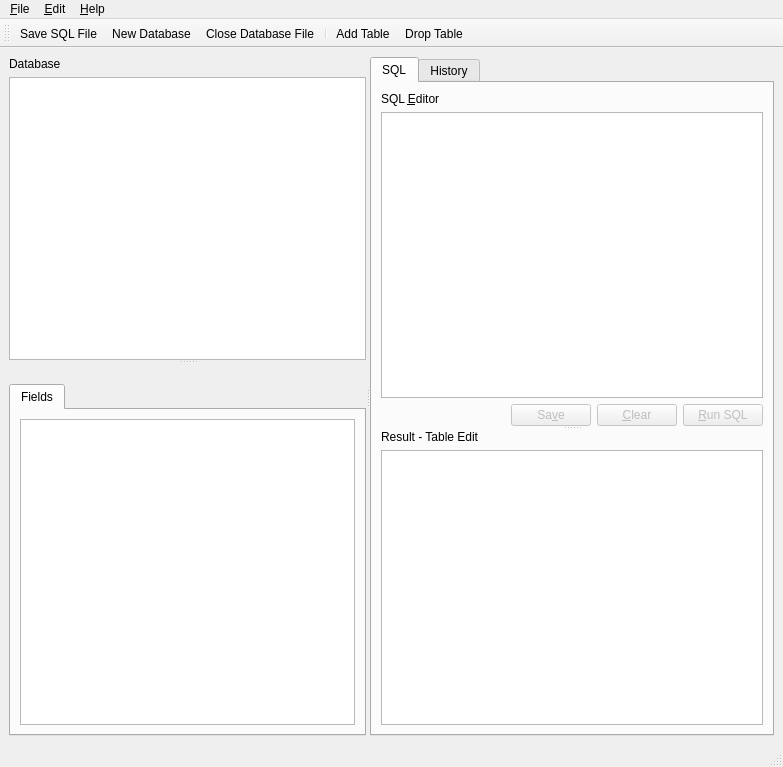
Above: trunk/ui/MainWindow.ui from BackupTheBerlios/sqliteadmin-svn before the change. Below: the same form after it.
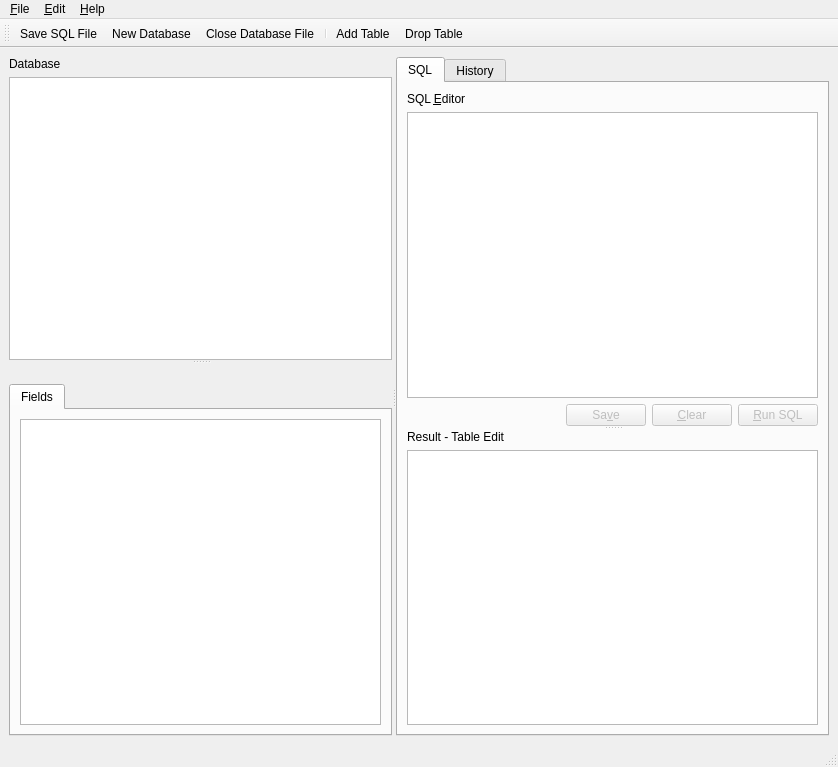
That is the form after the change. Icons and pictures are not drawn. Custom widgets are drawn as their Qt base class.

What changed in the file:
```diff
--- a/trunk/ui/MainWindow.ui
+++ b/trunk/ui/MainWindow.ui
@@ -5,7 +5,7 @@
    <rect>
     <x>0</x>
     <y>0</y>
-    <width>783</width>
+    <width>838</width>
     <height>767</height>
    </rect>
   </property>
@@ -378,7 +378,7 @@
     <rect>
      <x>0</x>
      <y>0</y>
-     <width>783</width>
+     <width>838</width>
      <height>28</height>
     </rect>
    </property>
```
